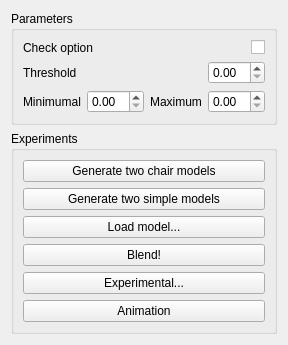
Above: topo-blend/topo_blend_widget.ui from ialhashim/topo-blend before the change. Below: the same form after it.
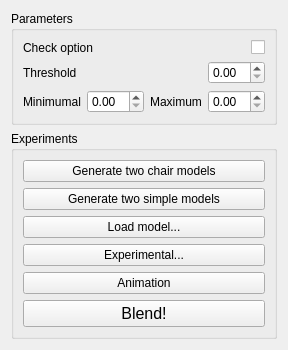
That is the form after the change.

What changed in the file:
```diff
--- a/topo-blend/topo_blend_widget.ui
+++ b/topo-blend/topo_blend_widget.ui
@@ -7,7 +7,7 @@
     <x>0</x>
     <y>0</y>
     <width>246</width>
-    <height>329</height>
+    <height>337</height>
    </rect>
   </property>
   <property name="windowTitle">
@@ -86,10 +86,17 @@
         </property>
        </widget>
       </item>
-      <item row="3" column="0">
-       <widget class="QPushButton" name="button3">
+      <item row="1" column="0">
+       <widget class="QPushButton" name="button5">
         <property name="text">
-         <string>Blend!</string>
+         <string>Generate two simple models</string>
+        </property>
+       </widget>
+      </item>
+      <item row="6" column="0">
+       <widget class="QPushButton" name="button6">
+        <property name="text">
+         <string>Animation</string>
         </property>
        </widget>
       </item>
@@ -100,24 +107,22 @@
         </property>
        </widget>
       </item>
-      <item row="4" column="0">
+      <item row="3" column="0">
        <widget class="QPushButton" name="button4">
         <property name="text">
          <string>Experimental...</string>
         </property>
        </widget>
       </item>
-      <item row="1" column="0">
-       <widget class="QPushButton" name="button5">
-        <property name="text">
-         <string>Generate two simple models</string>
+      <item row="7" column="0">
+       <widget class="QPushButton" name="buttonBlend">
+        <property name="font">
+         <font>
+          <pointsize>12</pointsize>
+         </font>
         </property>
-       </widget>
-      </item>
-      <item row="5" column="0">
-       <widget class="QPushButton" name="button6">
         <property name="text">
-         <string>Animation</string>
+         <string>Blend!</string>
         </property>
        </widget>
       </item>
```
